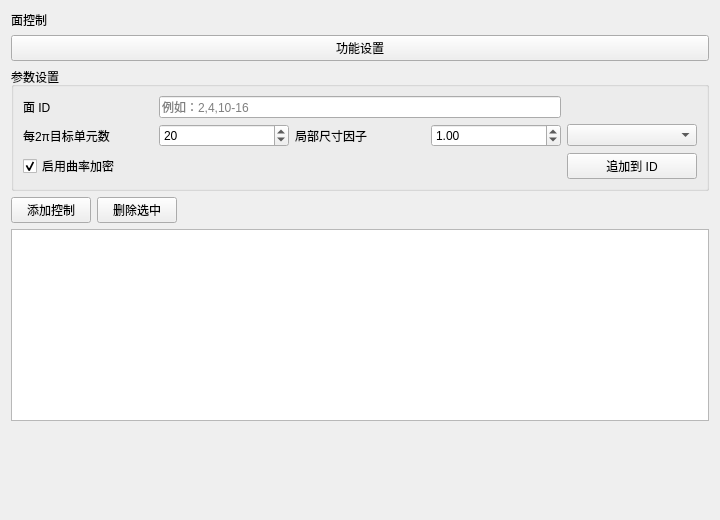
This is plugins/Base_Mesh/MeshFaceControlWidget.ui in asd977/base_cae as Qt 5 draws it before an edit. The edited form follows.
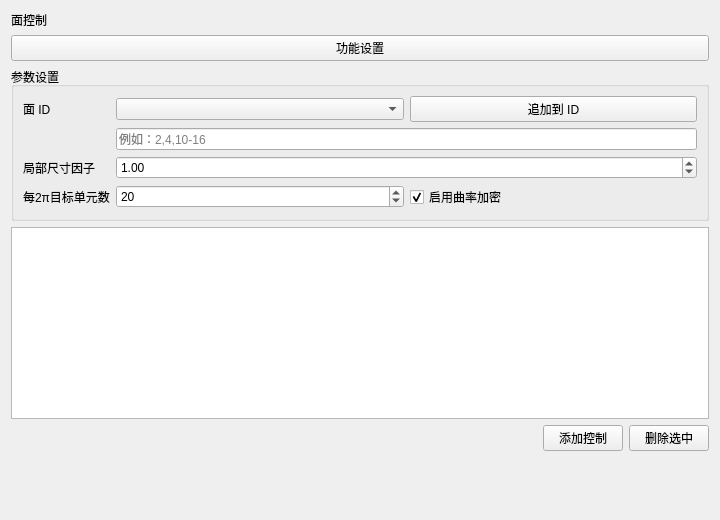
This is the edited form. Custom widgets are drawn as their Qt base class.

```diff
--- a/plugins/Base_Mesh/MeshFaceControlWidget.ui
+++ b/plugins/Base_Mesh/MeshFaceControlWidget.ui
@@ -34,42 +34,21 @@
       <string>参数设置</string>
      </property>
      <layout class="QGridLayout" name="gridLayout">
-      <item row="0" column="0">
-       <widget class="QLabel" name="labelFaceIds">
+      <item row="4" column="0">
+       <widget class="QLabel" name="labelCurvatureLevel">
         <property name="text">
-         <string>面 ID</string>
+         <string>每2π目标单元数</string>
         </property>
        </widget>
       </item>
-      <item row="0" column="1" colspan="3">
-       <widget class="QLineEdit" name="editFaceIds">
-        <property name="placeholderText">
-         <string>例如：2,4,10-16</string>
-        </property>
-       </widget>
-      </item>
-      <item row="1" column="4">
-       <widget class="CustomComboBox" name="cmbEntity" />
-      </item>
-      <item row="2" column="4">
-       <layout class="QVBoxLayout" name="verticalLayoutEntityBtns">
-        <item>
-         <widget class="QPushButton" name="btnAppendEntity">
-          <property name="text">
-           <string>追加到 ID</string>
-          </property>
-         </widget>
-        </item>
-          </layout>
-      </item>
-      <item row="1" column="2">
+      <item row="2" column="0">
        <widget class="QLabel" name="labelLocalSizeFactor">
         <property name="text">
          <string>局部尺寸因子</string>
         </property>
        </widget>
       </item>
-      <item row="1" column="3">
+      <item row="2" column="1">
        <widget class="QDoubleSpinBox" name="spinLocalSizeFactor">
         <property name="decimals">
          <number>2</number>
@@ -88,55 +67,75 @@
         </property>
        </widget>
       </item>
-      <item row="2" column="0" colspan="2">
-       <widget class="QCheckBox" name="checkCurvature">
-        <property name="text">
-         <string>启用曲率加密</string>
-        </property>
-        <property name="checked">
-         <bool>true</bool>
-        </property>
-       </widget>
-      </item>
-      <item row="1" column="0">
-       <widget class="QLabel" name="labelCurvatureLevel">
-        <property name="text">
-         <string>每2π目标单元数</string>
-        </property>
-       </widget>
-      </item>
       <item row="1" column="1">
-       <widget class="QSpinBox" name="spinCurvatureLevel">
-        <property name="minimum">
-         <number>1</number>
+       <widget class="QLineEdit" name="editFaceIds">
+        <property name="placeholderText">
+         <string>例如：2,4,10-16</string>
         </property>
-        <property name="maximum">
-         <number>200</number>
+       </widget>
+      </item>
+      <item row="0" column="0">
+       <widget class="QLabel" name="labelFaceIds">
+        <property name="sizePolicy">
+         <sizepolicy hsizetype="Fixed" vsizetype="Preferred">
+          <horstretch>0</horstretch>
+          <verstretch>0</verstretch>
+         </sizepolicy>
         </property>
-        <property name="value">
-         <number>20</number>
+        <property name="text">
+         <string>面 ID</string>
         </property>
        </widget>
       </item>
+      <item row="0" column="1">
+       <layout class="QHBoxLayout" name="horizontalLayout">
+        <item>
+         <widget class="CustomComboBox" name="cmbEntity"/>
+        </item>
+        <item>
+         <widget class="QPushButton" name="btnAppendEntity">
+          <property name="text">
+           <string>追加到 ID</string>
+          </property>
+         </widget>
+        </item>
+       </layout>
+      </item>
+      <item row="4" column="1">
+       <layout class="QHBoxLayout" name="horizontalLayout_2">
+        <item>
+         <widget class="QSpinBox" name="spinCurvatureLevel">
+          <property name="minimum">
+           <number>1</number>
+          </property>
+          <property name="maximum">
+           <number>200</number>
+          </property>
+          <property name="value">
+           <number>20</number>
+          </property>
+         </widget>
+        </item>
+        <item>
+         <widget class="QCheckBox" name="checkCurvature">
+          <property name="text">
+           <string>启用曲率加密</string>
+          </property>
+          <property name="checked">
+           <bool>true</bool>
+          </property>
+         </widget>
+        </item>
+       </layout>
+      </item>
      </layout>
     </widget>
    </item>
+   <item>
+    <widget class="QTableWidget" name="tableControls"/>
+   </item>
    <item>
     <layout class="QHBoxLayout" name="horizontalLayoutButtons">
-     <item>
-      <widget class="QPushButton" name="btnAdd">
-       <property name="text">
-        <string>添加控制</string>
-       </property>
-      </widget>
-     </item>
-     <item>
-      <widget class="QPushButton" name="btnDelete">
-       <property name="text">
-        <string>删除选中</string>
-       </property>
-      </widget>
-     </item>
      <item>
       <spacer name="horizontalSpacer">
        <property name="orientation">
@@ -150,12 +149,23 @@
        </property>
       </spacer>
      </item>
+     <item>
+      <widget class="QPushButton" name="btnAdd">
+       <property name="text">
+        <string>添加控制</string>
+       </property>
+      </widget>
+     </item>
+     <item>
+      <widget class="QPushButton" name="btnDelete">
+       <property name="text">
+        <string>删除选中</string>
+       </property>
+      </widget>
+     </item>
     </layout>
    </item>
    <item>
-    <widget class="QTableWidget" name="tableControls" />
-   </item>
-  <item>
     <spacer name="verticalSpacer">
      <property name="orientation">
       <enum>Qt::Vertical</enum>
@@ -171,12 +181,12 @@
 </layout>
  </widget>
  <customwidgets>
- <customwidget>
-  <class>CustomComboBox</class>
-  <extends>QComboBox</extends>
-  <header>CustomComboBox.h</header>
- </customwidget>
-</customwidgets>
- <resources />
- <connections />
+  <customwidget>
+   <class>CustomComboBox</class>
+   <extends>QComboBox</extends>
+   <header>CustomComboBox.h</header>
+  </customwidget>
+ </customwidgets>
+ <resources/>
+ <connections/>
 </ui>
```
Left out of the diff: 8 changed lines with no effect on the pictures.
